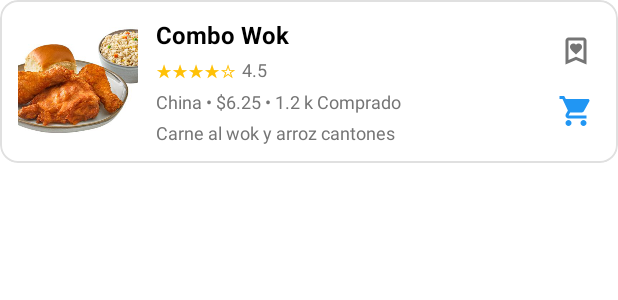
After one commit to Giova2001/sivarEats, an Android app: the layout item_platillo_restaurante_detail.xml on its own in the app's theme, with its tools: preview values and no code run, on a phone screen of 412 x 824 dp. The commit adds this screen. Shown: the top 300 px of the screen. Run offline under Robolectric (Android 15) with nearby library versions, the phone set to English and light mode, and no system bars.

Commit message:
vista de detalles de restaurante

```diff
--- a/app/src/main/AndroidManifest.xml
+++ b/app/src/main/AndroidManifest.xml
@@ -64,6 +64,9 @@
             android:exported="false"
             android:windowSoftInputMode="adjustResize" />
         <activity
+            android:name=".ui.restaurant.RestaurantDetailActivity"
+            android:exported="false" />
+        <activity
             android:name=".LOGIN.LoginActivity"
             android:exported="false"
             android:windowSoftInputMode="adjustResize" />
--- /dev/null
+++ b/app/src/main/res/layout/item_platillo_restaurante_detail.xml
@@ -0,0 +1,134 @@
+<?xml version="1.0" encoding="utf-8"?>
+<com.google.android.material.card.MaterialCardView xmlns:android="http://schemas.android.com/apk/res/android"
+    xmlns:app="http://schemas.android.com/apk/res-auto"
+    android:layout_width="match_parent"
+    android:layout_height="wrap_content"
+    android:layout_marginBottom="12dp"
+    android:clickable="true"
+    android:focusable="true"
+    android:foreground="?attr/selectableItemBackground"
+    app:cardBackgroundColor="?attr/colorSurface"
+    app:cardCornerRadius="12dp"
+    app:cardElevation="0dp"
+    app:strokeWidth="1dp"
+    app:strokeColor="?attr/colorOutline">
+
+    <LinearLayout
+        android:layout_width="match_parent"
+        android:layout_height="wrap_content"
+        android:orientation="horizontal"
+        android:padding="12dp"
+        android:gravity="center_vertical">
+
+        <!-- Imagen del Platillo -->
+        <ImageView
+            android:id="@+id/img_platillo"
+            android:layout_width="80dp"
+            android:layout_height="80dp"
+            android:src="@drawable/campero1"
+            android:scaleType="centerCrop"
+            android:background="@drawable/circle_background"
+            android:padding="4dp" />
+
+        <!-- Información del Platillo -->
+        <LinearLayout
+            android:layout_width="0dp"
+            android:layout_height="wrap_content"
+            android:layout_weight="1"
+            android:orientation="vertical"
+            android:layout_marginStart="12dp"
+            android:layout_marginEnd="8dp">
+
+            <!-- Nombre -->
+            <TextView
+                android:id="@+id/tv_nombre"
+                android:layout_width="wrap_content"
+                android:layout_height="wrap_content"
+                android:text="Combo Wok"
+                android:textColor="?attr/colorOnSurface"
+                android:textSize="16sp"
+                android:textStyle="bold" />
+
+            <!-- Rating (Estrellas) -->
+            <LinearLayout
+                android:id="@+id/layout_rating"
+                android:layout_width="wrap_content"
+                android:layout_height="wrap_content"
+                android:orientation="horizontal"
+                android:layout_marginTop="4dp"
+                android:gravity="center_vertical">
+
+                <!-- Estrellas (simplificado con texto) -->
+                <TextView
+                    android:id="@+id/tv_stars"
+                    android:layout_width="wrap_content"
+                    android:layout_height="wrap_content"
+                    android:text="★★★★☆"
+                    android:textColor="#FFC107"
+                    android:textSize="12sp"
+                    android:layout_marginEnd="4dp" />
+
+                <TextView
+                    android:id="@+id/tv_rating"
+                    android:layout_width="wrap_content"
+                    android:layout_height="wrap_content"
+                    android:text="4.5"
+                    android:textColor="?attr/colorOnSurfaceVariant"
+                    android:textSize="12sp" />
+            </LinearLayout>
+
+            <!-- Detalles: Categoría • Precio • Compras -->
+            <TextView
+                android:id="@+id/tv_detalles"
+                android:layout_width="wrap_content"
+                android:layout_height="wrap_content"
+                android:layout_marginTop="4dp"
+                android:text="China • $6.25 • 1.2 k Comprado"
+                android:textColor="?attr/colorOnSurfaceVariant"
+                android:textSize="12sp" />
+
+            <!-- Descripción -->
+            <TextView
+                android:id="@+id/tv_descripcion"
+                android:layout_width="wrap_content"
+                android:layout_height="wrap_content"
+                android:layout_marginTop="4dp"
+                android:text="Carne al wok y arroz cantones"
+                android:textColor="?attr/colorOnSurfaceVariant"
+                android:textSize="12sp"
+                android:maxLines="2"
+                android:ellipsize="end" />
+        </LinearLayout>
+
+        <!-- Botones de Acción -->
+        <LinearLayout
+            android:layout_width="wrap_content"
+            android:layout_height="wrap_content"
+            android:orientation="vertical"
+            android:gravity="center">
+
+            <!-- Botón Favorito -->
+            <ImageView
+                android:id="@+id/btn_favorito"
+                android:layout_width="32dp"
+                android:layout_height="32dp"
+                android:src="@drawable/ic_corazon"
+                android:background="?attr/selectableItemBackgroundBorderless"
+                android:padding="4dp"
+                android:layout_marginBottom="8dp"
+                app:tint="?attr/colorOnSurfaceVariant" />
+
+            <!-- Botón Agregar al Carrito -->
+            <ImageView
+                android:id="@+id/btn_agregar"
+                android:layout_width="32dp"
+                android:layout_height="32dp"
+                android:src="@drawable/ic_cart"
+                android:background="?attr/selectableItemBackgroundBorderless"
+                android:padding="4dp"
+                app:tint="@color/info" />
+        </LinearLayout>
+
+    </LinearLayout>
+
+</com.google.android.material.card.MaterialCardView>
```
Also changed, not shown: app/src/main/java/com/example/sivareats/fragments/HomeFragment.java (+11 -1 lines), app/src/main/java/com/example/sivareats/ui/restaurant/RestaurantDetailActivity.java (added, +356 -0 lines), app/src/main/res/layout/activity_restaurant_detail.xml (added, +62 -0 lines).
